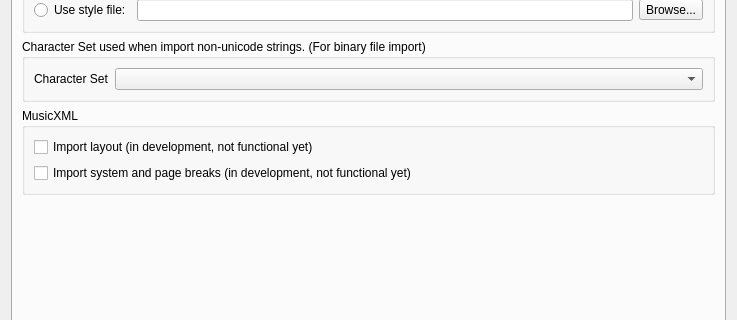
Before: the Qt Designer form mscore/mscore/prefsdialog.ui in musescore/musescore-old, drawn with Qt 5; both pictures show x 0 to 737 and y 102 to 422 of the 737 by 590 pixel window.
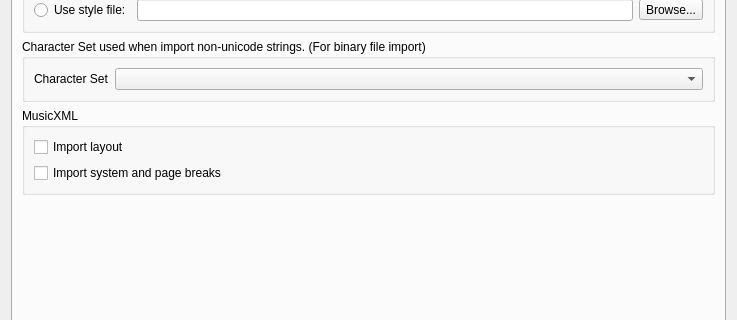
After: the same form once the commit is applied. The open tabs and pages were chosen to show the change. Custom widgets are drawn as their Qt base class.

```diff
--- a/mscore/mscore/prefsdialog.ui
+++ b/mscore/mscore/prefsdialog.ui
@@ -2438,14 +2438,14 @@
           <item>
            <widget class="QCheckBox" name="importLayout">
             <property name="text">
-             <string>Import layout (in development, not functional yet)</string>
+             <string>Import layout</string>
             </property>
            </widget>
           </item>
           <item>
            <widget class="QCheckBox" name="importBreaks">
             <property name="text">
-             <string>Import system and page breaks (in development, not functional yet)</string>
+             <string>Import system and page breaks</string>
             </property>
            </widget>
           </item>
```
Left out of the diff: 4 changed lines with no effect on the pictures.
